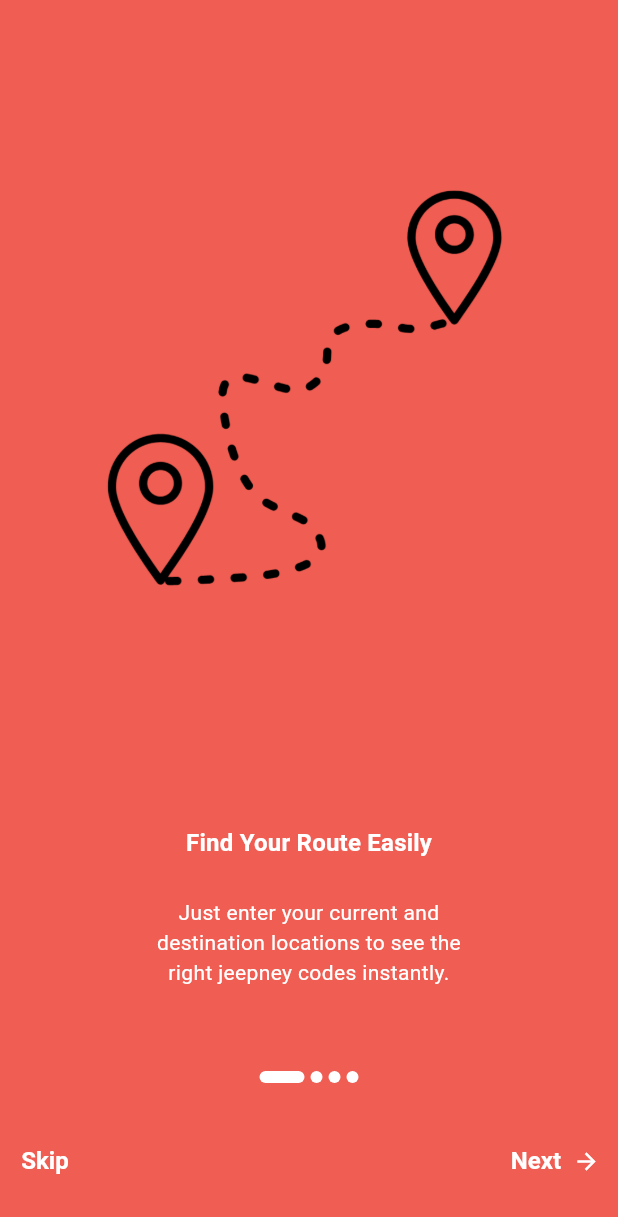
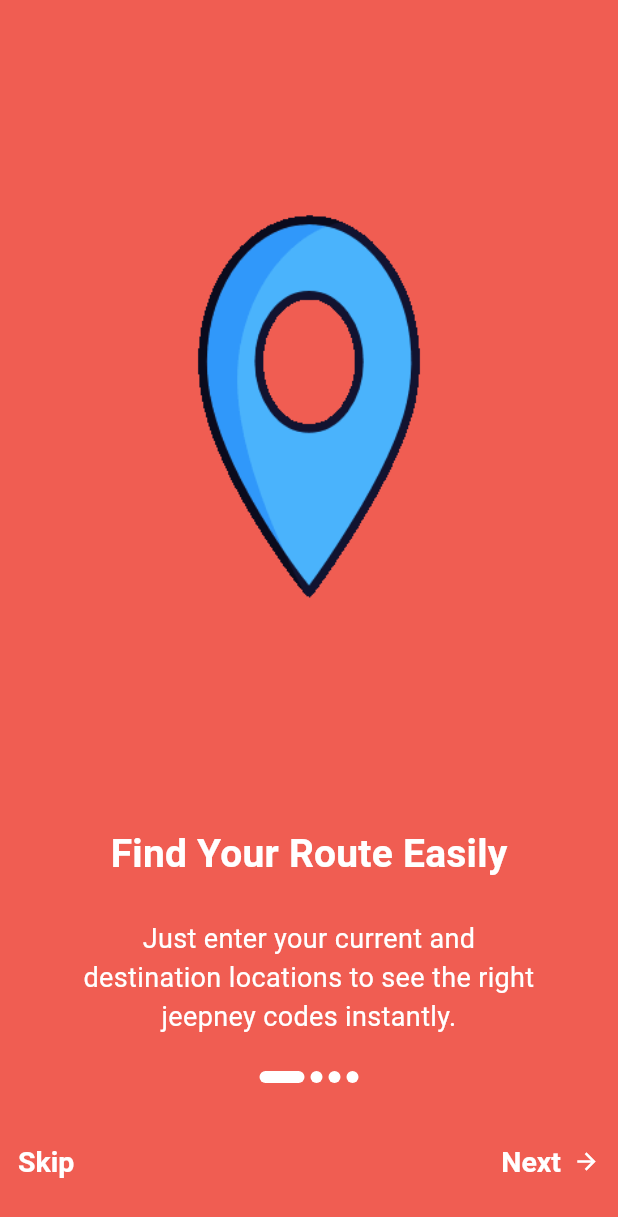
Before and after one commit to ladajules/Jeep-Jam, a Flutter app: the screen it shows after launch, on a phone screen of 412 x 824 dp. Shown: the top 1217 px of the screen. Run offline on Flutter 3.47's test engine with Material 3 defaults, Android fonts, the light colour scheme and no system bars; our stand-ins replace salomon_bottom_bar.

Commit message:
finished the intro pages detailed: - added animated icons - increased font for title and description - added overlay color to bottom buttons

```diff
--- a/testing/lib/pages/introduction_page.dart
+++ b/testing/lib/pages/introduction_page.dart
@@ -9,32 +9,29 @@ class OnboardingPage1 extends StatelessWidget {
       body: OnboardingPagePresenter(
         pages: [
           OnboardingPageModel(
-            title: 'Find Your Route Easily',
+            title: 'Find Your Route Easily', //route icon
             description:
                 'Just enter your current and destination locations to see the right jeepney codes instantly.',
-            image: const Image(image: AssetImage('assets/tutorial_icons/route.png')),
+            image: Image.asset('assets/tutorial_icons/wired-lineal-18-location-pin-loop-roll.gif'),
             bgColor: const Color.fromARGB(255, 240, 93, 82),
           ),
           OnboardingPageModel(
-            title: 'Navigate with Ease',
+            title: 'Navigate with Ease', //
             description: 'Get reliable jeepney codes wherever you are in the city.',
-            image: const Image(image: AssetImage('assets/tutorial_icons/route.png')),
-            // imageUrl: 'https://i.ibb.co/LvmZypG/storefront-illustration-2.png',
+            image: Image.asset('assets/tutorial_icons/wired-lineal-220-arrow-9-hover-pointing.gif'),
             bgColor: const Color.fromARGB(255, 240, 93, 82),
           ),
           OnboardingPageModel(
             title: 'Save Time',
             description:
                 'Plan your commute smartly and avoid taking the wrong route.',
-            image: const Image(image: AssetImage('assets/tutorial_icons/route.png')),
-            // imageUrl: 'https://i.ibb.co/420D7VP/building.png',
+            image: Image.asset('assets/tutorial_icons/wired-lineal-45-clock-time-loop-oscillate.gif'),
             bgColor: const Color.fromARGB(255, 240, 93, 82),
           ),
           OnboardingPageModel(
             title: 'Discover Local Routes',
             description: 'Explore and learn the jeepney codes that connect Cebu and Mandaue City.',
-            image: const Image(image: AssetImage('assets/tutorial_icons/route.png')),
-            // imageUrl: 'https://i.ibb.co/cJqsPSB/scooter.png',
+            image: Image.asset('assets/tutorial_icons/wired-lineal-19-magnifier-zoom-search-loop-spin.gif'),
             bgColor: const Color.fromARGB(255, 240, 93, 82),
           ),
         ],
@@ -114,12 +111,13 @@ class _OnboardingPageState extends State<OnboardingPagePresenter> {
                                       ?.copyWith(
                                         fontWeight: FontWeight.bold,
                                         color: item.textColor,
+                                        fontSize: 26
                                       ),
                                 ),
                               ),
                               Container(
                                 constraints: const BoxConstraints(
-                                  maxWidth: 280,
+                                  maxWidth: 350,
                                 ),
                                 padding: const EdgeInsets.symmetric(
                                   horizontal: 24.0,
@@ -129,7 +127,8 @@ class _OnboardingPageState extends State<OnboardingPagePresenter> {
                                   item.description,
                                   textAlign: TextAlign.center,
                                   style: Theme.of(context).textTheme.bodyMedium
-                                      ?.copyWith(color: item.textColor),
+                                      ?.copyWith(color: item.textColor, fontSize: 18),
+
                                 ),
                               ),
                             ],
@@ -172,8 +171,9 @@ class _OnboardingPageState extends State<OnboardingPagePresenter> {
                       style: TextButton.styleFrom(
                         visualDensity: VisualDensity.comfortable,
                         foregroundColor: Colors.white,
+                        overlayColor: Color.fromRGBO(87, 17, 17, 1),
                         textStyle: const TextStyle(
-                          fontSize: 16,
+                          fontSize: 19,
                           fontWeight: FontWeight.bold,
                         ),
                       ),
@@ -186,8 +186,9 @@ class _OnboardingPageState extends State<OnboardingPagePresenter> {
                       style: TextButton.styleFrom(
                         visualDensity: VisualDensity.comfortable,
                         foregroundColor: Colors.white,
+                        overlayColor: Color.fromRGBO(87, 17, 17, 1),
                         textStyle: const TextStyle(
-                          fontSize: 16,
+                          fontSize: 19,
                           fontWeight: FontWeight.bold,
                         ),
                       ),
--- a/testing/pubspec.yaml
+++ b/testing/pubspec.yaml
@@ -13,6 +13,7 @@ dependencies:
 
   cupertino_icons: ^1.0.8
   salomon_bottom_bar: ^3.3.2
+  lottie: ^3.3.2
 
 dev_dependencies:
   flutter_test:
@@ -23,5 +24,5 @@ dev_dependencies:
 flutter:
   uses-material-design: true
   assets:
-    - assets/jeeplogo.png
+    - assets/
     - assets/tutorial_icons/
```
Also changed, not shown: testing/assets/tutorial_icons/jeep.png (added), testing/assets/tutorial_icons/local.png (added), testing/assets/tutorial_icons/time.png (added), testing/assets/tutorial_icons/wired-flat-2569-logo-google-maps-in-reveal.gif (added), testing/assets/tutorial_icons/wired-lineal-18-location-pin-loop-roll.gif (added), testing/assets/tutorial_icons/wired-lineal-19-magnifier-zoom-search-loop-spin.gif (added), testing/assets/tutorial_icons/wired-lineal-220-arrow-9-hover-pointing.gif (added), testing/assets/tutorial_icons/wired-lineal-45-clock-time-loop-oscillate.gif (added), testing/pubspec.lock.
